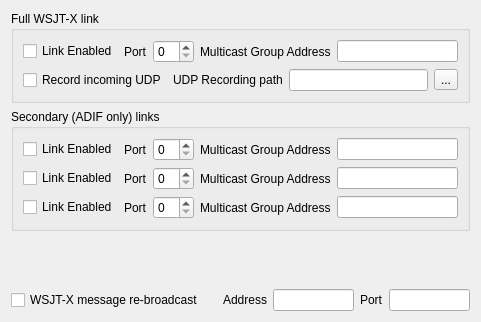
The window that mqt/MqtLogger/WsjtxConfigure.ui (Rsclub22/Minos2-Mirror) describes before a commit, drawn with Qt 5.
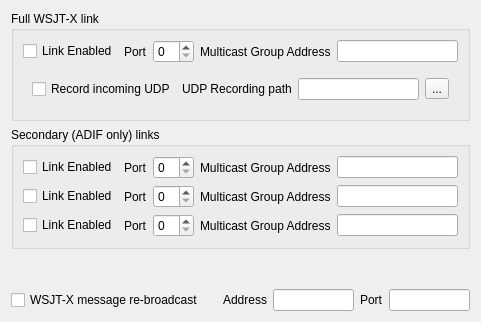
The same window after the commit.

What changed in the file:
```diff
--- a/mqt/MqtLogger/WsjtxConfigure.ui
+++ b/mqt/MqtLogger/WsjtxConfigure.ui
@@ -60,6 +60,7 @@
        </layout>
       </item>
       <item>
+       <widget class="QFrame" name="recrepFrame">
        <layout class="QHBoxLayout" name="horizontalLayout_15">
         <item>
          <widget class="QCheckBox" name="udpRecCB">
@@ -86,6 +87,7 @@
          </widget>
         </item>
        </layout>
+       </widget>
       </item>
      </layout>
     </widget>
```
Lines whose indentation alone changed are shown as unchanged.
